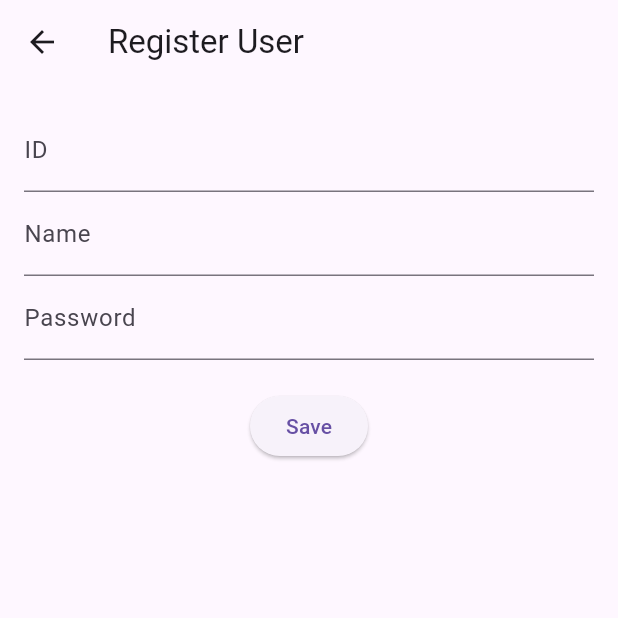
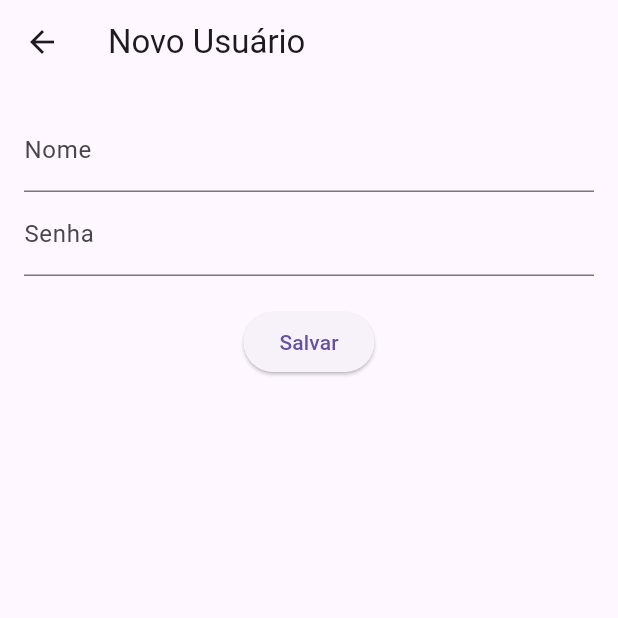
Before and after one commit to Pikilis/forca_vendas_app, a Flutter app: the UserListScreen screen opened directly, after a tap on the "add" icon, on a phone screen of 412 x 824 dp, the top half of it. Run offline on Flutter 3.47's test engine with Material 3 defaults, Android fonts, the phone set to English and light mode, and no system bars.

Commit message:
Fix:User

```diff
--- a/lib/controllers/user_controller.dart
+++ b/lib/controllers/user_controller.dart
@@ -8,11 +8,14 @@ class UserController {
 
   Future<void> loadUsers() async {
     final file = await _getFile('users.json');
-    if (await file.exists()) {
-      final contents = await file.readAsString();
-      final List<dynamic> json = jsonDecode(contents);
-      users = json.map((e) => User.fromJson(e)).toList();
+
+    if (!(await file.exists())) {
+      await file.writeAsString('[]'); // cria com lista vazia caso não exista
     }
+
+    final contents = await file.readAsString();
+    final List<dynamic> jsonList = jsonDecode(contents);
+    users = jsonList.map((e) => User.fromJson(e)).toList();
   }
 
   Future<void> saveUsers() async {
@@ -20,27 +23,27 @@ class UserController {
     await file.writeAsString(jsonEncode(users));
   }
 
+  Future<void> addUser(User user) async {
+    users.add(user);
+    await saveUsers();
+  }
+
+  Future<void> updateUser(int id, User updatedUser) async {
+    final index = users.indexWhere((user) => user.id == id);
+    if (index != -1) {
+      users[index] = updatedUser;
+      await saveUsers();
+    }
+  }
+
+  Future<void> deleteUser(int id) async {
+    users.removeWhere((user) => user.id == id);
+    await saveUsers();
+  }
+
   bool validateUser(String name, String password) {
     if (users.isEmpty && name == 'admin' && password == 'admin') return true;
     return users.any((user) => user.name == name && user.password == password);
-  }
-
-  void addUser(User user) {
-    users.add(user);
-    saveUsers();
-  }
-
-  void updateUser(int id, User updatedUser) {
-    final index = users.indexWhere((user) => user.id == id);
-    if (index != -1) {
-      users[index] = updatedUser;
-      saveUsers();
-    }
-  }
-
-  void deleteUser(int id) {
-    users.removeWhere((user) => user.id == id);
-    saveUsers();
   }
 
   Future<File> _getFile(String filename) async {
--- a/lib/screens/user/user_list_screen.dart
+++ b/lib/screens/user/user_list_screen.dart
@@ -13,13 +13,23 @@ class _UserListScreenState extends State<UserListScreen> {
   @override
   void initState() {
     super.initState();
-    _userController.loadUsers();
+    _loadUsers();
+  }
+
+  void _loadUsers() async {
+    await _userController.loadUsers();
+    setState(() {});
+  }
+
+  void _deleteUser(int id) async {
+    await _userController.deleteUser(id);
+    _loadUsers();
   }
 
   @override
   Widget build(BuildContext context) {
     return Scaffold(
-      appBar: AppBar(title: Text('Users')),
+      appBar: AppBar(title: Text('Usuários')),
       body: ListView.builder(
         itemCount: _userController.users.length,
         itemBuilder: (context, index) {
@@ -27,23 +37,9 @@ class _UserListScreenState extends State<UserListScreen> {
           return ListTile(
             title: Text(user.name),
             subtitle: Text('ID: ${user.id}'),
-            trailing: Row(
-              mainAxisSize: MainAxisSize.min,
-              children: [
-                IconButton(
-                  icon: Icon(Icons.edit),
-                  onPressed: () {
-                    // Implement edit functionality
-                  },
-                ),
-                IconButton(
-                  icon: Icon(Icons.delete),
-                  onPressed: () {
-                    _userController.deleteUser(user.id);
-                    setState(() {});
-                  },
-                ),
-              ],
+            trailing: IconButton(
+              icon: Icon(Icons.delete),
+              onPressed: () => _deleteUser(user.id),
             ),
           );
         },
@@ -53,7 +49,7 @@ class _UserListScreenState extends State<UserListScreen> {
           Navigator.push(
             context,
             MaterialPageRoute(builder: (context) => UserRegistrationScreen()),
-          ).then((_) => setState(() {}));
+          ).then((_) => _loadUsers());
         },
         child: Icon(Icons.add),
       ),
--- a/lib/screens/user/user_registration_screen.dart
+++ b/lib/screens/user/user_registration_screen.dart
@@ -8,26 +8,37 @@ class UserRegistrationScreen extends StatefulWidget {
 }
 
 class _UserRegistrationScreenState extends State<UserRegistrationScreen> {
+  final UserController _userController = UserController();
   final _formKey = GlobalKey<FormState>();
-  final _idController = TextEditingController();
+
   final _nameController = TextEditingController();
   final _passwordController = TextEditingController();
-  final UserController _userController = UserController();
+
+  int _nextId = 1;
 
   @override
   void initState() {
     super.initState();
-    _userController.loadUsers();
+    _loadUsers();
   }
 
-  void _saveUser() {
+  void _loadUsers() async {
+    await _userController.loadUsers();
+    setState(() {
+      if (_userController.users.isNotEmpty) {
+        _nextId = _userController.users.map((u) => u.id).reduce((a, b) => a > b ? a : b) + 1;
+      }
+    });
+  }
+
+  void _saveUser() async {
     if (_formKey.currentState!.validate()) {
-      final user = User(
-        id: int.parse(_idController.text),
+      final newUser = User(
+        id: _nextId,
         name: _nameController.text,
         password: _passwordController.text,
       );
-      _userController.addUser(user);
+      await _userController.addUser(newUser);
       Navigator.pop(context);
     }
   }
@@ -35,7 +46,7 @@ class _UserRegistrationScreenState extends State<UserRegistrationScreen> {
   @override
   Widget build(BuildContext context) {
     return Scaffold(
-      appBar: AppBar(title: Text('Register User')),
+      appBar: AppBar(title: Text('Novo Usuário')),
       body: Padding(
         padding: EdgeInsets.all(16.0),
         child: Form(
@@ -43,30 +54,21 @@ class _UserRegistrationScreenState extends State<UserRegistrationScreen> {
           child: Column(
             children: [
               TextFormField(
-                controller: _idController,
-                decoration: InputDecoration(labelText: 'ID'),
-                validator: (value) =>
-                    value!.isEmpty ? 'ID is required' : null,
-                keyboardType: TextInputType.number,
-              ),
-              TextFormField(
                 controller: _nameController,
-                decoration: InputDecoration(labelText: 'Name'),
-                validator: (value) =>
-                    value!.isEmpty ? 'Name is required' : null,
+                decoration: InputDecoration(labelText: 'Nome'),
+                validator: (value) => value == null || value.isEmpty ? 'Informe o nome' : null,
               ),
               TextFormField(
                 controller: _passwordController,
-                decoration: InputDecoration(labelText: 'Password'),
-                validator: (value) =>
-                    value!.isEmpty ? 'Password is required' : null,
+                decoration: InputDecoration(labelText: 'Senha'),
                 obscureText: true,
+                validator: (value) => value == null || value.isEmpty ? 'Informe a senha' : null,
               ),
               SizedBox(height: 20),
               ElevatedButton(
                 onPressed: _saveUser,
-                child: Text('Save'),
-              ),
+                child: Text('Salvar'),
+              )
             ],
           ),
         ),
```
